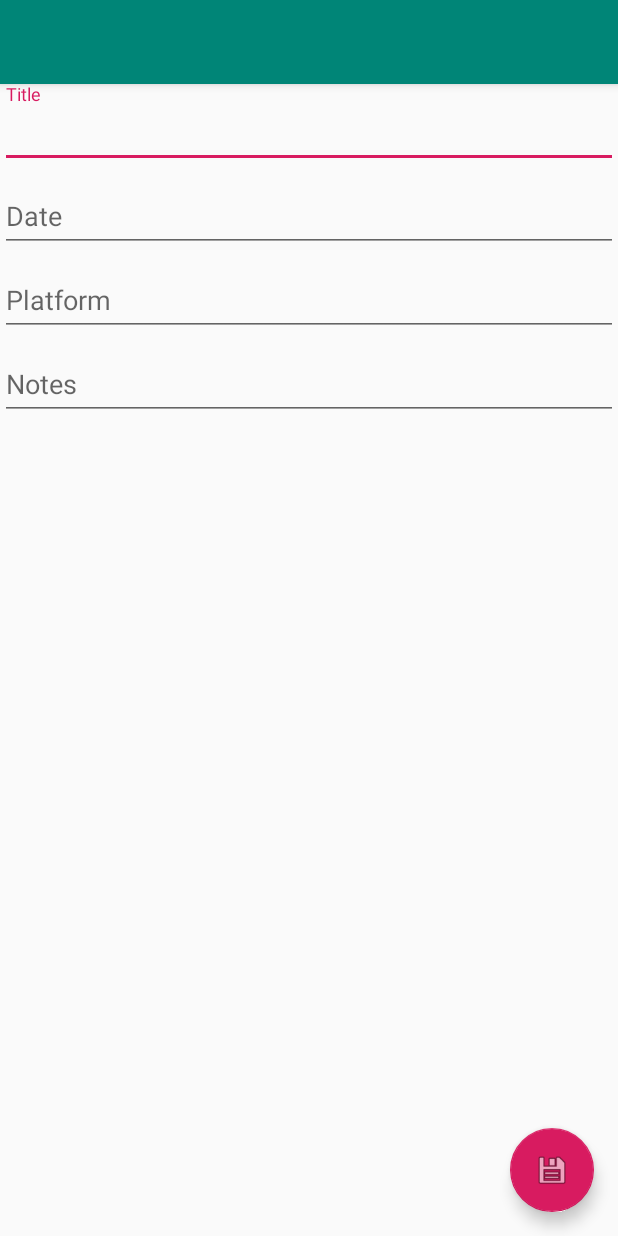
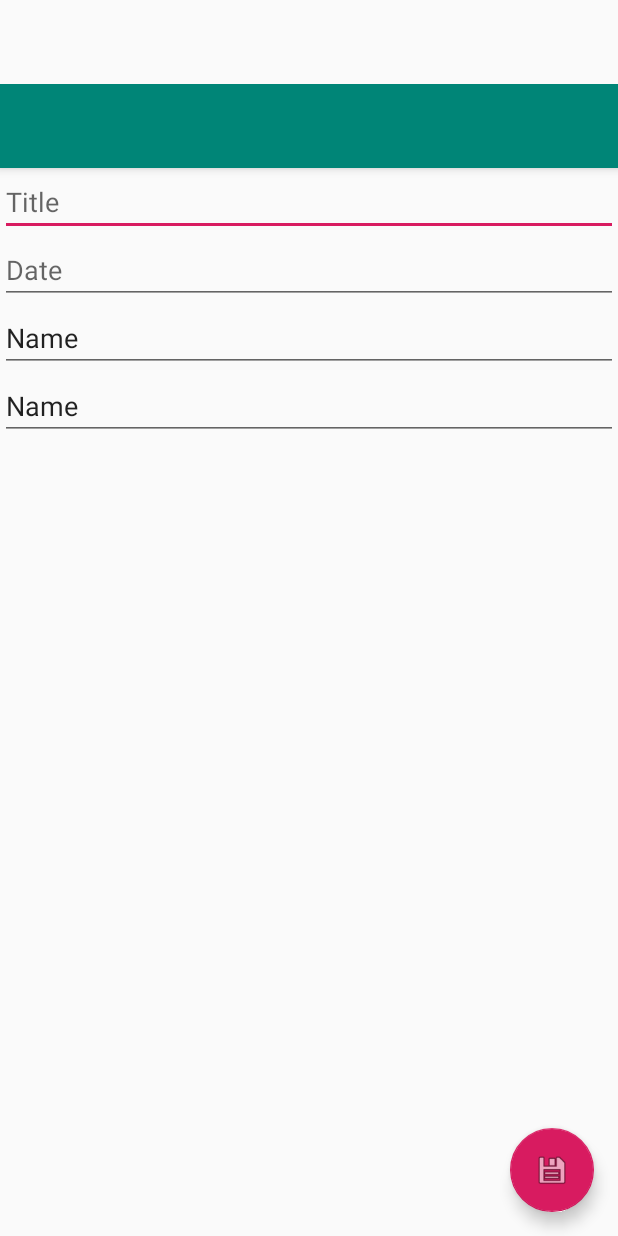
Before and after one commit to omolenaar/GameBacklog, an Android app: the layout activity_update.xml on its own in the app's theme, with its tools: preview values and no code run, on a phone screen of 412 x 824 dp. Run offline under Robolectric (Android 15) with nearby library versions, the phone set to English and light mode, and no system bars.

Commit message:
Update not showing the updates. Delete and Add sort of working.

```diff
--- a/app/build.gradle
+++ b/app/build.gradle
@@ -1,11 +1,11 @@
 apply plugin: 'com.android.application'
 
 android {
-    compileSdkVersion 28
+    compileSdkVersion 27
     defaultConfig {
         applicationId "com.example.olgam.gamebacklog"
         minSdkVersion 15
-        targetSdkVersion 28
+        targetSdkVersion 27
         versionCode 1
         versionName "1.0"
         testInstrumentationRunner "android.support.test.runner.AndroidJUnitRunner"
--- a/app/src/main/AndroidManifest.xml
+++ b/app/src/main/AndroidManifest.xml
@@ -22,6 +22,7 @@
         </activity>
         <activity
             android:name=".UpdateActivity"
+            android:windowSoftInputMode="adjustResize"
             android:label="@string/title_activity_update"
             android:theme="@style/AppTheme.NoActionBar" />
         <activity
--- a/app/src/main/java/com/example/olgam/gamebacklog/AppDatabase.java
+++ b/app/src/main/java/com/example/olgam/gamebacklog/AppDatabase.java
@@ -5,7 +5,7 @@ import android.arch.persistence.room.Room;
 import android.arch.persistence.room.RoomDatabase;
 import android.content.Context;
 
-@Database(entities = {Game.class}, version = 1)
+@Database(entities = {Game.class}, version = 2)
 
 public abstract  class AppDatabase extends RoomDatabase {
     public abstract GameDao gameDao();
--- a/app/src/main/res/layout/activity_add_game.xml
+++ b/app/src/main/res/layout/activity_add_game.xml
@@ -4,6 +4,7 @@
     xmlns:tools="http://schemas.android.com/tools"
     android:layout_width="match_parent"
     android:layout_height="match_parent"
+    android:fitsSystemWindows="true"
     tools:context="com.example.olgam.gamebacklog.AddGame">
 
     <android.support.design.widget.AppBarLayout
--- a/app/src/main/res/layout/activity_update.xml
+++ b/app/src/main/res/layout/activity_update.xml
@@ -4,6 +4,7 @@
     xmlns:tools="http://schemas.android.com/tools"
     android:layout_width="match_parent"
     android:layout_height="match_parent"
+    android:fitsSystemWindows="true"
     tools:context=".UpdateActivity">
 
     <android.support.design.widget.FloatingActionButton
--- a/app/src/main/res/layout/content_update.xml
+++ b/app/src/main/res/layout/content_update.xml
@@ -11,51 +11,35 @@
     <LinearLayout
         android:layout_width="match_parent"
         android:layout_height="wrap_content"
-        android:orientation="vertical">
+        android:orientation="vertical" >
 
-        <android.support.design.widget.TextInputLayout
-            android:layout_width="match_parent"
-            android:layout_height="wrap_content">
-
-            <android.support.design.widget.TextInputEditText
-                android:name="editTitle"
+        <EditText
+            android:id="@+id/editTitle"
             android:layout_width="match_parent"
             android:layout_height="wrap_content"
             android:hint="Title" />
-        </android.support.design.widget.TextInputLayout>
 
-        <android.support.design.widget.TextInputLayout
-            android:layout_width="match_parent"
-            android:layout_height="wrap_content">
-
-            <android.support.design.widget.TextInputEditText
-                android:name="editDate"
+        <EditText
+            android:id="@+id/editDate"
             android:layout_width="match_parent"
             android:layout_height="wrap_content"
             android:hint="Date" />
-        </android.support.design.widget.TextInputLayout>
 
-        <android.support.design.widget.TextInputLayout
-            android:layout_width="match_parent"
-            android:layout_height="wrap_content">
-
-            <android.support.design.widget.TextInputEditText
-                android:name="editPlatform"
+        <EditText
+            android:id="@+id/editPlatform"
             android:layout_width="match_parent"
             android:layout_height="wrap_content"
-                android:hint="Platform" />
-        </android.support.design.widget.TextInputLayout>
+            android:ems="10"
+            android:inputType="textPersonName"
+            android:text="Name" />
 
-        <android.support.design.widget.TextInputLayout
-            android:layout_width="match_parent"
-            android:layout_height="wrap_content">
-
-            <android.support.design.widget.TextInputEditText
-                android:name="editNotes"
+        <EditText
+            android:id="@+id/editNotes"
             android:layout_width="match_parent"
             android:layout_height="wrap_content"
-                android:hint="Notes" />
-        </android.support.design.widget.TextInputLayout>
+            android:ems="10"
+            android:inputType="textPersonName"
+            android:text="Name" />
 
     </LinearLayout>
 
```
Also changed, not shown: app/src/main/java/com/example/olgam/gamebacklog/AddGame.java (+4 -4 lines), app/src/main/java/com/example/olgam/gamebacklog/Game.java (+26 -10 lines), app/src/main/java/com/example/olgam/gamebacklog/MainActivity.java (+29 -9 lines), app/src/main/java/com/example/olgam/gamebacklog/UpdateActivity.java (+20 -13 lines), app/src/main/res/layout/card_view.xml (+6 -5 lines), app/src/main/res/layout/content_add_game.xml (+5 -5 lines). Lines whose indentation alone changed are shown as unchanged.
